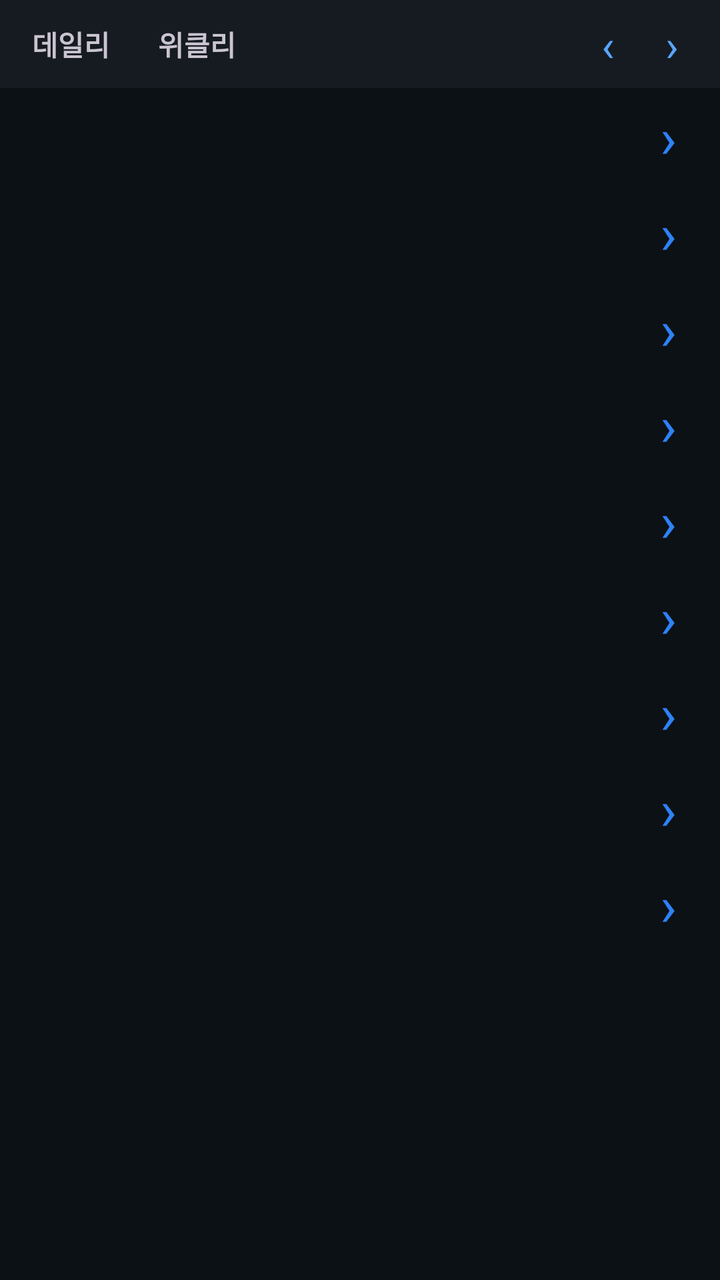
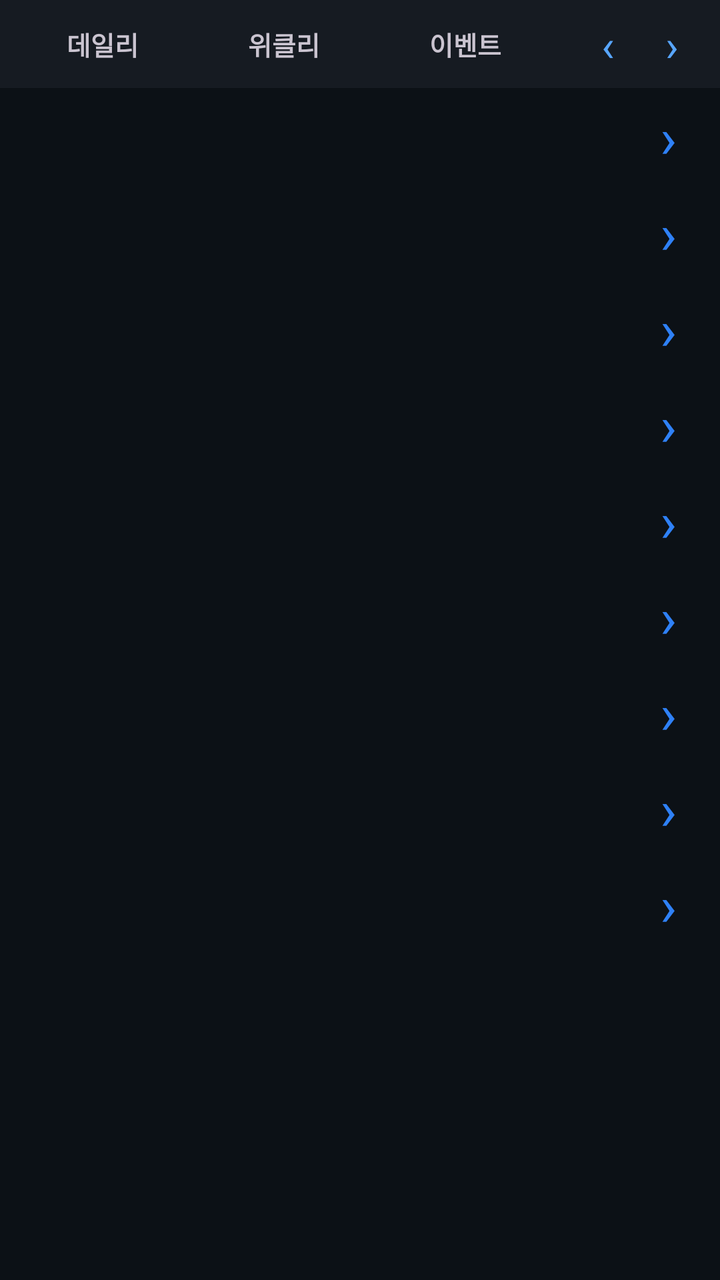

Two renders of the same Android screen: before a commit and after it. Below are the layout's source before the change and the commit's diff.
<!-- AndroidManifest.xml: application theme Theme.HomeworkTracker -->
<!-- res/layout/widget_homework.xml -->
<?xml version="1.0" encoding="utf-8"?>
<LinearLayout xmlns:android="http://schemas.android.com/apk/res/android"
    android:layout_width="match_parent"
    android:layout_height="match_parent"
    android:orientation="vertical"
    android:background="#E80D1117">

    
    <LinearLayout
        android:layout_width="match_parent"
        android:layout_height="44dp"
        android:orientation="horizontal"
        android:gravity="center_vertical"
        android:background="#FF161B22"
        android:paddingStart="6dp"
        android:paddingEnd="8dp">

        <TextView
            android:id="@+id/tvTabDaily"
            android:layout_width="wrap_content"
            android:layout_height="30dp"
            android:gravity="center"
            android:paddingStart="10dp"
            android:paddingEnd="10dp"
            android:text="데일리"
            android:textSize="14sp"
            android:textStyle="bold"/>

        <TextView
            android:id="@+id/tvTabWeekly"
            android:layout_width="wrap_content"
            android:layout_height="30dp"
            android:layout_marginStart="4dp"
            android:gravity="center"
            android:paddingStart="10dp"
            android:paddingEnd="10dp"
            android:text="위클리"
            android:textSize="14sp"
            android:textStyle="bold"/>

        <TextView
            android:id="@+id/vHeaderSpacer"
            android:layout_width="0dp"
            android:layout_height="match_parent"
            android:layout_weight="1"/>

        <TextView
            android:id="@+id/tvPageInfo"
            android:layout_width="wrap_content"
            android:layout_height="wrap_content"
            android:textColor="#8B949E"
            android:textSize="11sp"
            android:layout_marginEnd="6dp"/>

        <TextView
            android:id="@+id/btnPrevPage"
            android:layout_width="32dp"
            android:layout_height="32dp"
            android:gravity="center"
            android:text="‹"
            android:textColor="#58A6FF"
            android:textSize="22sp"/>

        <TextView
            android:id="@+id/btnNextPage"
            android:layout_width="32dp"
            android:layout_height="32dp"
            android:gravity="center"
            android:text="›"
            android:textColor="#58A6FF"
            android:textSize="22sp"/>
    </LinearLayout>

    <TextView
        android:id="@+id/tvEmptyHint"
        android:layout_width="match_parent"
        android:layout_height="48dp"
        android:gravity="center"
        android:textSize="13sp"
        android:textColor="#8B949E"
        android:visibility="gone"/>

    
    <LinearLayout android:id="@+id/row1"
        android:layout_width="match_parent" android:layout_height="48dp"
        android:orientation="horizontal" android:gravity="center_vertical"
        android:paddingStart="12dp" android:paddingEnd="10dp">
        <TextView android:id="@+id/tvCheck1" android:layout_width="24dp"
            android:layout_height="wrap_content" android:gravity="center" android:textSize="20sp"/>
        <ImageView android:id="@+id/ivIcon1" android:layout_width="28dp"
            android:layout_height="28dp" android:layout_marginStart="4dp" android:layout_marginEnd="6dp"/>
        <TextView android:id="@+id/tvAppName1" android:layout_width="0dp"
            android:layout_height="wrap_content" android:layout_weight="1"
            android:ellipsize="end" android:maxLines="1" android:textSize="20sp" android:textColor="#F0F6FC"/>
        <TextView android:id="@+id/btnLaunch1" android:layout_width="32dp"
            android:layout_height="match_parent" android:gravity="center"
            android:text="›" android:textColor="#2F81F7" android:textSize="28sp"/>
    </LinearLayout>

    <LinearLayout android:id="@+id/row2"
        android:layout_width="match_parent" android:layout_height="48dp"
        android:orientation="horizontal" android:gravity="center_vertical"
        android:paddingStart="12dp" android:paddingEnd="10dp">
        <TextView android:id="@+id/tvCheck2" android:layout_width="24dp"
            android:layout_height="wrap_content" android:gravity="center" android:textSize="20sp"/>
        <ImageView android:id="@+id/ivIcon2" android:layout_width="28dp"
            android:layout_height="28dp" android:layout_marginStart="4dp" android:layout_marginEnd="6dp"/>
        <TextView android:id="@+id/tvAppName2" android:layout_width="0dp"
            android:layout_height="wrap_content" android:layout_weight="1"
            android:ellipsize="end" android:maxLines="1" android:textSize="20sp" android:textColor="#F0F6FC"/>
        <TextView android:id="@+id/btnLaunch2" android:layout_width="32dp"
            android:layout_height="match_parent" android:gravity="center"
            android:text="›" android:textColor="#2F81F7" android:textSize="28sp"/>
    </LinearLayout>

    <LinearLayout android:id="@+id/row3"
        android:layout_width="match_parent" android:layout_height="48dp"
        android:orientation="horizontal" android:gravity="center_vertical"
        android:paddingStart="12dp" android:paddingEnd="10dp">
        <TextView android:id="@+id/tvCheck3" android:layout_width="24dp"
            android:layout_height="wrap_content" android:gravity="center" android:textSize="20sp"/>
        <ImageView android:id="@+id/ivIcon3" android:layout_width="28dp"
            android:layout_height="28dp" android:layout_marginStart="4dp" android:layout_marginEnd="6dp"/>
        <TextView android:id="@+id/tvAppName3" android:layout_width="0dp"
            android:layout_height="wrap_content" android:layout_weight="1"
            android:ellipsize="end" android:maxLines="1" android:textSize="20sp" android:textColor="#F0F6FC"/>
        <TextView android:id="@+id/btnLaunch3" android:layout_width="32dp"
            android:layout_height="match_parent" android:gravity="center"
            android:text="›" android:textColor="#2F81F7" android:textSize="28sp"/>
    </LinearLayout>

    <LinearLayout android:id="@+id/row4"
        android:layout_width="match_parent" android:layout_height="48dp"
        android:orientation="horizontal" android:gravity="center_vertical"
        android:paddingStart="12dp" android:paddingEnd="10dp">
        <TextView android:id="@+id/tvCheck4" android:layout_width="24dp"
            android:layout_height="wrap_content" android:gravity="center" android:textSize="20sp"/>
        <ImageView android:id="@+id/ivIcon4" android:layout_width="28dp"
            android:layout_height="28dp" android:layout_marginStart="4dp" android:layout_marginEnd="6dp"/>
        <TextView android:id="@+id/tvAppName4" android:layout_width="0dp"
            android:layout_height="wrap_content" android:layout_weight="1"
            android:ellipsize="end" android:maxLines="1" android:textSize="20sp" android:textColor="#F0F6FC"/>
        <TextView android:id="@+id/btnLaunch4" android:layout_width="32dp"
            android:layout_height="match_parent" android:gravity="center"
            android:text="›" android:textColor="#2F81F7" android:textSize="28sp"/>
    </LinearLayout>

    <LinearLayout android:id="@+id/row5"
        android:layout_width="match_parent" android:layout_height="48dp"
        android:orientation="horizontal" android:gravity="center_vertical"
        android:paddingStart="12dp" android:paddingEnd="10dp">
        <TextView android:id="@+id/tvCheck5" android:layout_width="24dp"
            android:layout_height="wrap_content" android:gravity="center" android:textSize="20sp"/>
        <ImageView android:id="@+id/ivIcon5" android:layout_width="28dp"
            android:layout_height="28dp" android:layout_marginStart="4dp" android:layout_marginEnd="6dp"/>
        <TextView android:id="@+id/tvAppName5" android:layout_width="0dp"
            android:layout_height="wrap_content" android:layout_weight="1"
            android:ellipsize="end" android:maxLines="1" android:textSize="20sp" android:textColor="#F0F6FC"/>
        <TextView android:id="@+id/btnLaunch5" android:layout_width="32dp"
            android:layout_height="match_parent" android:gravity="center"
            android:text="›" android:textColor="#2F81F7" android:textSize="28sp"/>
    </LinearLayout>

    <LinearLayout android:id="@+id/row6"
        android:layout_width="match_parent" android:layout_height="48dp"
        android:orientation="horizontal" android:gravity="center_vertical"
        android:paddingStart="12dp" android:paddingEnd="10dp">
        <TextView android:id="@+id/tvCheck6" android:layout_width="24dp"
            android:layout_height="wrap_content" android:gravity="center" android:textSize="20sp"/>
        <ImageView android:id="@+id/ivIcon6" android:layout_width="28dp"
            android:layout_height="28dp" android:layout_marginStart="4dp" android:layout_marginEnd="6dp"/>
        <TextView android:id="@+id/tvAppName6" android:layout_width="0dp"
            android:layout_height="wrap_content" android:layout_weight="1"
            android:ellipsize="end" android:maxLines="1" android:textSize="20sp" android:textColor="#F0F6FC"/>
        <TextView android:id="@+id/btnLaunch6" android:layout_width="32dp"
            android:layout_height="match_parent" android:gravity="center"
            android:text="›" android:textColor="#2F81F7" android:textSize="28sp"/>
    </LinearLayout>

    <LinearLayout android:id="@+id/row7"
        android:layout_width="match_parent" android:layout_height="48dp"
        android:orientation="horizontal" android:gravity="center_vertical"
        android:paddingStart="12dp" android:paddingEnd="10dp">
        <TextView android:id="@+id/tvCheck7" android:layout_width="24dp"
            android:layout_height="wrap_content" android:gravity="center" android:textSize="20sp"/>
        <ImageView android:id="@+id/ivIcon7" android:layout_width="28dp"
            android:layout_height="28dp" android:layout_marginStart="4dp" android:layout_marginEnd="6dp"/>
        <TextView android:id="@+id/tvAppName7" android:layout_width="0dp"
            android:layout_height="wrap_content" android:layout_weight="1"
            android:ellipsize="end" android:maxLines="1" android:textSize="20sp" android:textColor="#F0F6FC"/>
        <TextView android:id="@+id/btnLaunch7" android:layout_width="32dp"
            android:layout_height="match_parent" android:gravity="center"
            android:text="›" android:textColor="#2F81F7" android:textSize="28sp"/>
    </LinearLayout>

    <LinearLayout android:id="@+id/row8"
        android:layout_width="match_parent" android:layout_height="48dp"
        android:orientation="horizontal" android:gravity="center_vertical"
        android:paddingStart="12dp" android:paddingEnd="10dp">
        <TextView android:id="@+id/tvCheck8" android:layout_width="24dp"
            android:layout_height="wrap_content" android:gravity="center" android:textSize="20sp"/>
        <ImageView android:id="@+id/ivIcon8" android:layout_width="28dp"
            android:layout_height="28dp" android:layout_marginStart="4dp" android:layout_marginEnd="6dp"/>
        <TextView android:id="@+id/tvAppName8" android:layout_width="0dp"
            android:layout_height="wrap_content" android:layout_weight="1"
            android:ellipsize="end" android:maxLines="1" android:textSize="20sp" android:textColor="#F0F6FC"/>
        <TextView android:id="@+id/btnLaunch8" android:layout_width="32dp"
            android:layout_height="match_parent" android:gravity="center"
            android:text="›" android:textColor="#2F81F7" android:textSize="28sp"/>
    </LinearLayout>

    <LinearLayout android:id="@+id/row9"
        android:layout_width="match_parent" android:layout_height="48dp"
        android:orientation="horizontal" android:gravity="center_vertical"
        android:paddingStart="12dp" android:paddingEnd="10dp">
        <TextView android:id="@+id/tvCheck9" android:layout_width="24dp"
            android:layout_height="wrap_content" android:gravity="center" android:textSize="20sp"/>
        <ImageView android:id="@+id/ivIcon9" android:layout_width="28dp"
            android:layout_height="28dp" android:layout_marginStart="4dp" android:layout_marginEnd="6dp"/>
        <TextView android:id="@+id/tvAppName9" android:layout_width="0dp"
            android:layout_height="wrap_content" android:layout_weight="1"
            android:ellipsize="end" android:maxLines="1" android:textSize="20sp" android:textColor="#F0F6FC"/>
        <TextView android:id="@+id/btnLaunch9" android:layout_width="32dp"
            android:layout_height="match_parent" android:gravity="center"
            android:text="›" android:textColor="#2F81F7" android:textSize="28sp"/>
    </LinearLayout>

</LinearLayout>
<!-- resources referenced by this layout -->
<resources>
  <style name="Theme.HomeworkTracker" parent="Base.Theme.HomeworkTracker" />
  <style name="Base.Theme.HomeworkTracker" parent="Theme.Material3.Dark.NoActionBar">
          <item name="colorPrimary">@color/md_primary</item>
          <item name="colorOnPrimary">@color/md_on_primary</item>
          <item name="colorPrimaryContainer">@color/md_primary_container</item>
          <item name="colorOnPrimaryContainer">@color/md_on_primary_container</item>
          <item name="colorSecondary">@color/md_secondary</item>
          <item name="colorOnSecondary">@color/md_on_secondary</item>
          <item name="colorSecondaryContainer">@color/md_secondary_container</item>
          <item name="colorOnSecondaryContainer">@color/md_on_secondary_container</item>
          <item name="colorError">@color/md_error</item>
          <item name="android:colorBackground">@color/md_surface</item>
          <item name="colorSurface">@color/md_surface</item>
          <item name="colorOnSurface">@color/md_on_surface</item>
          <item name="colorSurfaceVariant">@color/md_surface_variant</item>
          <item name="colorOnSurfaceVariant">@color/md_on_surface_variant</item>
          <item name="colorOutlineVariant">@color/md_outline_variant</item>
      </style>
  <color name="md_primary">#2F81F7</color>
  <color name="md_on_primary">#0D1117</color>
  <color name="md_primary_container">#1C2D4F</color>
  <color name="md_on_primary_container">#58A6FF</color>
  <color name="md_secondary">#8B949E</color>
  <color name="md_on_secondary">#0D1117</color>
  <color name="md_secondary_container">#21262D</color>
  <color name="md_on_secondary_container">#C9D1D9</color>
  <color name="md_error">#F85149</color>
  <color name="md_surface">#0D1117</color>
  <color name="md_on_surface">#F0F6FC</color>
  <color name="md_surface_variant">#161B22</color>
  <color name="md_on_surface_variant">#8B949E</color>
  <color name="md_outline_variant">#30363D</color>
</resources>

<!-- the commit's change to res/layout/widget_homework.xml (unified diff, before → after) -->
@@ -17,32 +17,46 @@
 
         <TextView
             android:id="@+id/tvTabDaily"
-            android:layout_width="wrap_content"
-            android:layout_height="30dp"
-            android:gravity="center"
-            android:paddingStart="10dp"
-            android:paddingEnd="10dp"
+            android:layout_width="0dp"
+            android:layout_weight="1"
+            android:layout_height="match_parent"
+            android:gravity="center"
+            android:paddingStart="2dp"
+            android:paddingEnd="2dp"
             android:text="데일리"
-            android:textSize="14sp"
+            android:textSize="13sp"
             android:textStyle="bold"/>
 
         <TextView
             android:id="@+id/tvTabWeekly"
-            android:layout_width="wrap_content"
-            android:layout_height="30dp"
-            android:layout_marginStart="4dp"
-            android:gravity="center"
-            android:paddingStart="10dp"
-            android:paddingEnd="10dp"
+            android:layout_width="0dp"
+            android:layout_weight="1"
+            android:layout_height="match_parent"
+            android:layout_marginStart="0dp"
+            android:gravity="center"
+            android:paddingStart="2dp"
+            android:paddingEnd="2dp"
             android:text="위클리"
-            android:textSize="14sp"
+            android:textSize="13sp"
             android:textStyle="bold"/>
 
         <TextView
+            android:id="@+id/tvTabEvent"
+            android:layout_width="0dp"
+            android:layout_weight="1"
+            android:layout_height="match_parent"
+            android:layout_marginStart="0dp"
+            android:gravity="center"
+            android:paddingStart="2dp"
+            android:paddingEnd="2dp"
+            android:text="이벤트"
+            android:textSize="13sp"
+            android:textStyle="bold"/>
+
+        <TextView
             android:id="@+id/vHeaderSpacer"
-            android:layout_width="0dp"
-            android:layout_height="match_parent"
-            android:layout_weight="1"/>
+            android:layout_width="4dp"
+            android:layout_height="match_parent"/>
 
         <TextView
             android:id="@+id/tvPageInfo"
